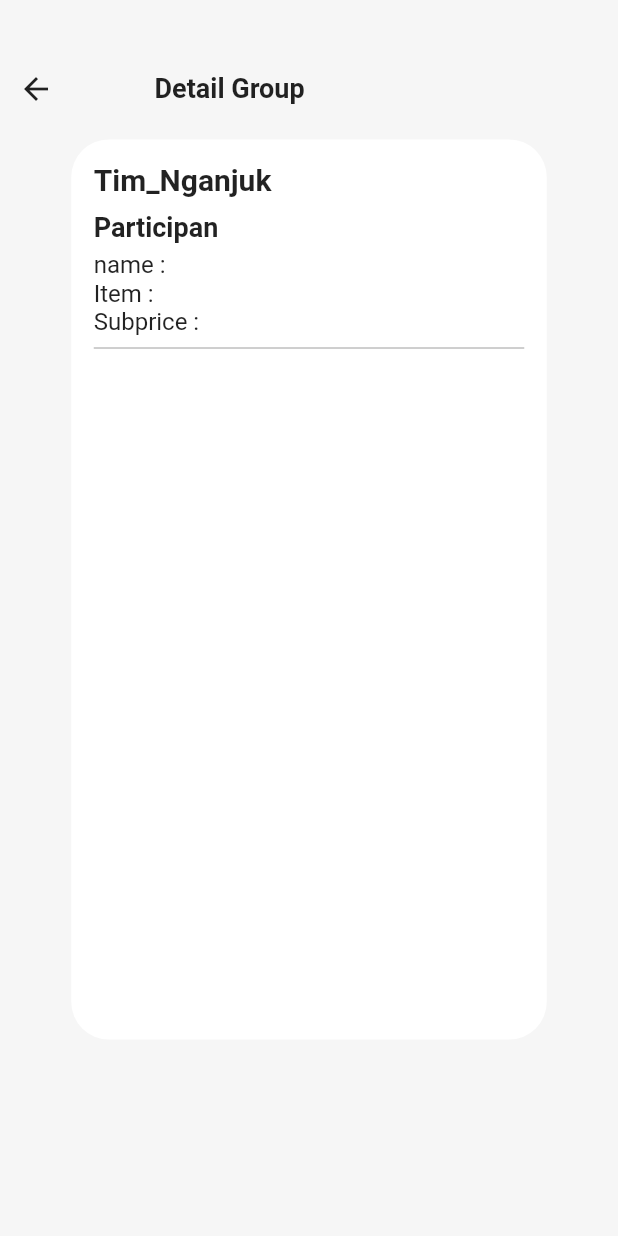
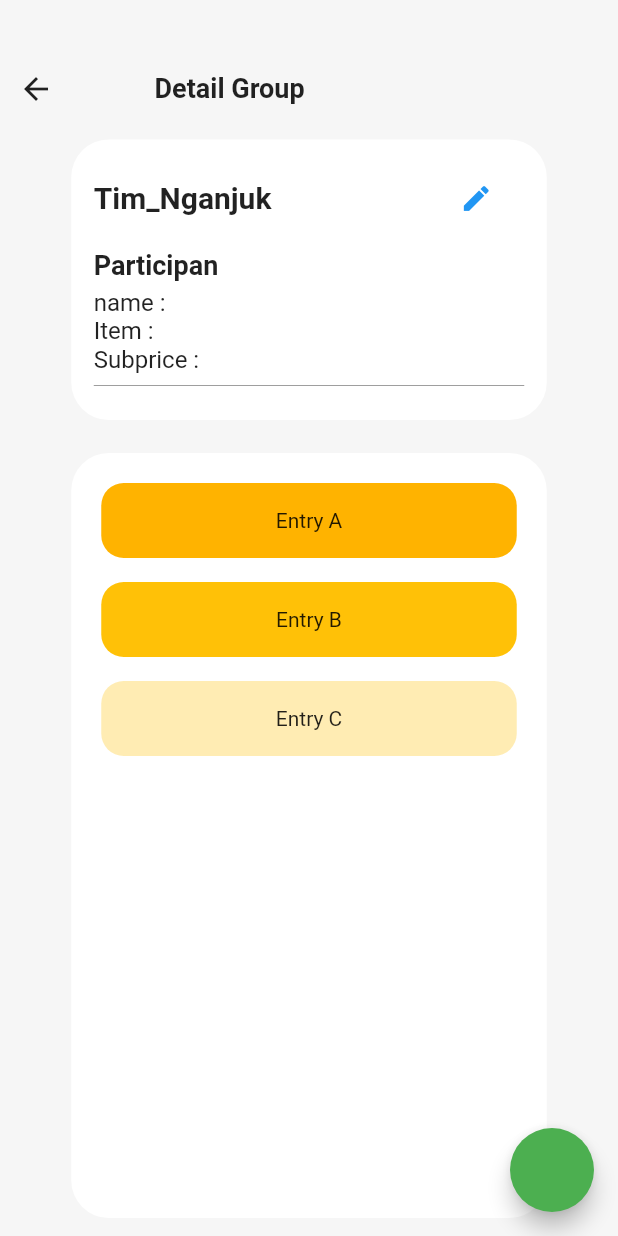
Before and after one commit to fakhrads/patungan, a Flutter app: the DetaiLGroup screen opened directly, on a phone screen of 412 x 824 dp. Run offline on Flutter 3.47's test engine with Material 2 defaults, Android fonts, the phone set to English and light mode, and no system bars; our stand-ins replace sqflite; accounts and stored records are empty; network calls fail.

Commit message:
Update: Detail group, add route to EditDetailGroup

```diff
--- a/lib/src/components/detail_group/detailGroup.dart
+++ b/lib/src/components/detail_group/detailGroup.dart
@@ -1,4 +1,5 @@
 import 'package:flutter/material.dart';
+import 'package:patungan/src/views/edit_group/editDetailGroup.dart';
 
 class DetailGroupContainer extends StatefulWidget {
   const DetailGroupContainer({Key? key}) : super(key: key);
@@ -11,9 +12,67 @@ class _DetailGroupContainerState extends State<DetailGroupContainer> {
   @override
   Widget build(BuildContext context) {
     return Container(
-      width: 20,
-      height: 20,
-      decoration: BoxDecoration(color: Colors.white),
+      child: Padding(
+        padding: EdgeInsets.all(10),
+        child: Container(
+          width: 317,
+          decoration: BoxDecoration(
+              color: Colors.white,
+              borderRadius: BorderRadius.all(Radius.circular(25))),
+          child: Padding(
+            padding: EdgeInsets.all(15),
+            child: Column(
+              crossAxisAlignment: CrossAxisAlignment.start,
+              children: [
+                Row(
+                    mainAxisAlignment: MainAxisAlignment.spaceBetween,
+                    children: [
+                      Text(
+                        'Tim_Nganjuk',
+                        style: TextStyle(
+                            fontSize: 20, fontWeight: FontWeight.bold),
+                      ),
+                      TextButton(
+                          onPressed: () {
+                            Navigator.push(
+                                context,
+                                MaterialPageRoute(
+                                    builder: (context) => EditDetailGroup()));
+                          },
+                          child: Icon(
+                            Icons.edit,
+                            color: Colors.blue,
+                            size: 22.0,
+                          )),
+                    ]),
+                Padding(padding: EdgeInsets.only(bottom: 10)),
+                Text(
+                  'Participan',
+                  style: TextStyle(fontSize: 18, fontWeight: FontWeight.bold),
+                ),
+                Padding(padding: EdgeInsets.only(bottom: 5)),
+                Text(
+                  'name : ',
+                  style: TextStyle(
+                    fontSize: 16,
+                  ),
+                ),
+                Text(
+                  'Item : ',
+                  style: TextStyle(fontSize: 16),
+                ),
+                Text(
+                  'Subprice : ',
+                  style: TextStyle(fontSize: 16),
+                ),
+                Divider(
+                  color: Colors.grey,
+                )
+              ],
+            ),
+          ),
+        ),
+      ),
     );
   }
 }
--- /dev/null
+++ b/lib/src/components/detail_group/listSplitBills.dart
@@ -0,0 +1,46 @@
+import 'package:flutter/material.dart';
+
+class ListSplitBills extends StatefulWidget {
+  ListSplitBills({Key? key}) : super(key: key);
+
+  @override
+  State<ListSplitBills> createState() => _ListSplitBillsState();
+}
+
+class _ListSplitBillsState extends State<ListSplitBills> {
+  final List<String> entries = <String>['A', 'B', 'C'];
+  final List<int> colorCodes = <int>[600, 500, 100];
+  @override
+  Widget build(BuildContext context) {
+    return Container(
+      child: Padding(
+        padding: EdgeInsets.all(12),
+        child: Container(
+            width: 317,
+            decoration: BoxDecoration(
+                color: Colors.white,
+                borderRadius: BorderRadius.all(Radius.circular(25))),
+            child: Padding(
+              padding: EdgeInsets.all(12),
+              child: ListView.separated(
+                  padding: const EdgeInsets.all(8),
+                  itemCount: entries.length,
+                  separatorBuilder: (BuildContext context, int index) =>
+                      const Divider(
+                        color: Colors.transparent,
+                      ),
+                  itemBuilder: (BuildContext context, int index) {
+                    return Container(
+                      height: 50,
+                      decoration: BoxDecoration(
+                        borderRadius: BorderRadius.all(Radius.circular(15)),
+                        color: Colors.amber[colorCodes[index]],
+                      ),
+                      child: Center(child: Text('Entry ${entries[index]}')),
+                    );
+                  }),
+            )),
+      ),
+    );
+  }
+}
--- a/lib/src/views/detail_group/detailGroup.dart
+++ b/lib/src/views/detail_group/detailGroup.dart
@@ -1,7 +1,6 @@
-import 'dart:html';
-
 import 'package:flutter/material.dart';
 import 'package:patungan/src/components/detail_group/detailGroup.dart';
+import 'package:patungan/src/components/detail_group/listSplitBills.dart';
 
 class DetaiLGroup extends StatelessWidget {
   final int id;
@@ -11,8 +10,19 @@ class DetaiLGroup extends StatelessWidget {
   Widget build(BuildContext context) {
     return Scaffold(
         backgroundColor: Color(0xFFF6F6F6),
+        floatingActionButton: FloatingActionButton(
+          onPressed: () {
+            debugPrint("Tes");
+          },
+        ),
         body: Column(
-          children: [HeaderDetail(), BodyDetail()],
+          children: [
+            HeaderDetail(),
+            DetailGroupContainer(),
+            Expanded(
+              child: ListSplitBills(),
+            )
+          ],
         ));
   }
 }
@@ -35,68 +45,3 @@ class HeaderDetail extends StatelessWidget {
         ));
   }
 }
-
-class BodyDetail extends StatelessWidget {
-  const BodyDetail({Key? key}) : super(key: key);
-
-  @override
-  Widget build(BuildContext context) {
-    return Container(
-      child: Padding(
-        padding: EdgeInsets.all(10),
-        child: Container(
-          width: 317,
-          height: 600,
-          decoration: BoxDecoration(
-            color: Colors.white,
-            borderRadius: BorderRadius.all(Radius.circular(25))
-          ),child: Padding(
-            padding: EdgeInsets.all(15),
-            child: Column(
-              crossAxisAlignment: CrossAxisAlignment.start,
-              children: [
-                Text(
-                  'Tim_Nganjuk',
-                  style: TextStyle(
-                    fontSize: 20,
-                    fontWeight: FontWeight.bold
-                  ),
-                  ),
-                Padding(padding: EdgeInsets.only(bottom: 10)),
-                Text(
-                  'Participan',
-                  style: TextStyle(
-                    fontSize: 18,
-                    fontWeight: FontWeight.bold
-                  ),
-                  ),
-                  Padding(padding: EdgeInsets.only(bottom: 5)),
-                  Text(
-                    'name : ',
-                    style: TextStyle(
-                      fontSize: 16,
-                    ),
-                  ),
-                  Text(
-                    'Item : ',
-                    style: TextStyle(
-                      fontSize: 16
-                    ),
-                  ),
-                  Text(
-                    'Subprice : ',
-                    style: TextStyle(
-                      fontSize: 16
-                    ),
-                  ),
-                  Divider(
-                    color: Colors.grey,
-                  )
-              ],
-            ),
-          ),
-        ),
-      ),
-    );
-  }
-}
--- /dev/null
+++ b/lib/src/views/edit_group/editDetailGroup.dart
@@ -0,0 +1,12 @@
+import 'package:flutter/material.dart';
+
+class EditDetailGroup extends StatelessWidget {
+  const EditDetailGroup({Key? key}) : super(key: key);
+
+  @override
+  Widget build(BuildContext context) {
+    return Scaffold(
+      body: Text("Ini Detail Group"),
+    );
+  }
+}
```
Also changed, not shown: pubspec.lock.
